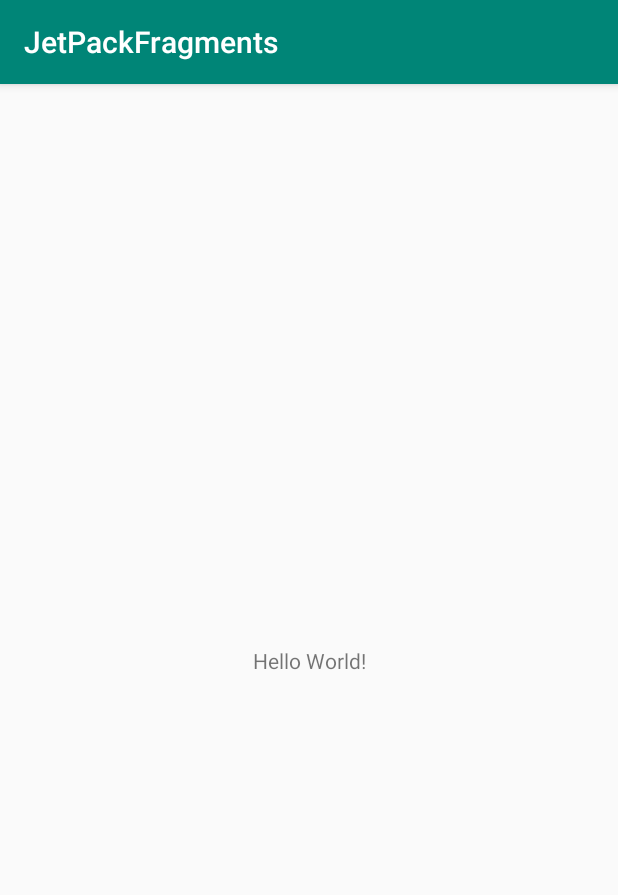
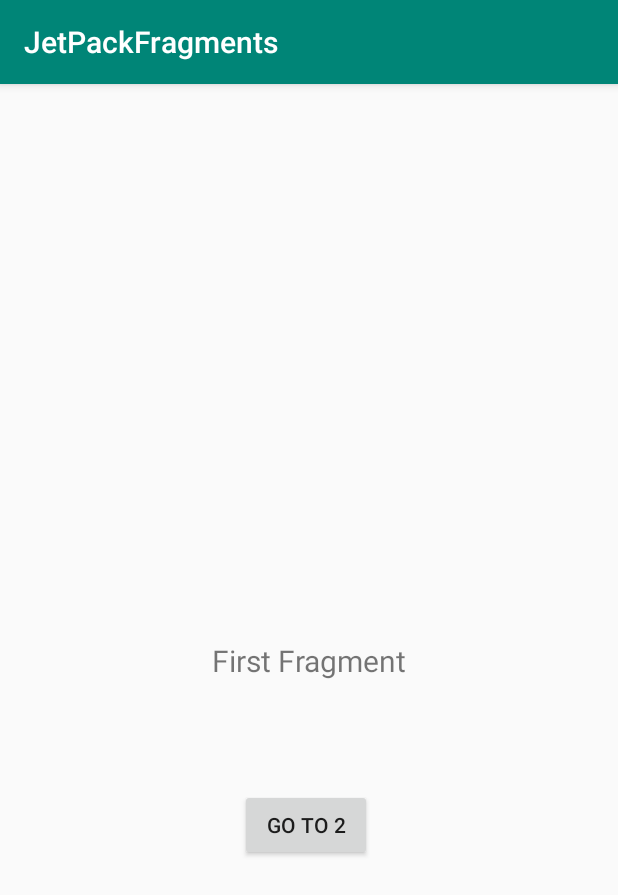
Before and after one commit to tagorekommineni9/JetPackFragments, an Android app: the screen it shows after launch (MainActivity), on a phone screen of 412 x 824 dp. Shown: the top 895 px of the screen. Run offline under Robolectric (Android 15) with nearby library versions, the phone set to English and light mode, and no system bars; 1 statement that could not run was skipped.

Commit message:
Fragments Added

```diff
--- /dev/null
+++ b/app/src/main/java/com/example/jetpackfragments/FirstFragment.java
@@ -0,0 +1,58 @@
+package com.example.jetpackfragments;
+
+import android.content.Context;
+import android.net.Uri;
+import android.os.Bundle;
+
+import androidx.annotation.NonNull;
+import androidx.annotation.Nullable;
+import androidx.fragment.app.Fragment;
+import androidx.navigation.NavController;
+import androidx.navigation.Navigation;
+
+import android.view.LayoutInflater;
+import android.view.View;
+import android.view.ViewGroup;
+import android.widget.Button;
+
+
+public class FirstFragment extends Fragment {
+    Button btn_go;
+    private NavController navController;
+
+    public FirstFragment() {
+
+    }
+
+
+    @Override
+    public void onViewCreated(@NonNull View view, @Nullable Bundle savedInstanceState) {
+        super.onViewCreated(view, savedInstanceState);
+        navController = Navigation.findNavController(getActivity(),R.id.nav_host_fragment);
+
+        btn_go  = view.findViewById(R.id.btn_first);
+        btn_go.setOnClickListener(new View.OnClickListener() {
+            @Override
+            public void onClick(View v) {
+                navController.navigate(R.id.secondFragment);
+            }
+        });
+    }
+
+    @Override
+    public View onCreateView(LayoutInflater inflater, ViewGroup container,
+                             Bundle savedInstanceState) {
+
+        return inflater.inflate(R.layout.fragment_first, container, false);
+    }
+
+
+
+
+    @Override
+    public void onAttach(Context context) {
+        super.onAttach(context);
+
+    }
+
+}
--- a/app/src/main/java/com/example/jetpackfragments/MainActivity.java
+++ b/app/src/main/java/com/example/jetpackfragments/MainActivity.java
@@ -10,5 +10,8 @@ public class MainActivity extends AppCompatActivity {
     protected void onCreate(Bundle savedInstanceState) {
         super.onCreate(savedInstanceState);
         setContentView(R.layout.activity_main);
+
+        //Test 2
+
     }
 }
--- a/app/src/main/res/layout/activity_main.xml
+++ b/app/src/main/res/layout/activity_main.xml
@@ -6,13 +6,13 @@
     android:layout_height="match_parent"
     tools:context=".MainActivity">
 
-    <TextView
-        android:layout_width="wrap_content"
-        android:layout_height="wrap_content"
-        android:text="Hello World!"
-        app:layout_constraintBottom_toBottomOf="parent"
-        app:layout_constraintLeft_toLeftOf="parent"
-        app:layout_constraintRight_toRightOf="parent"
-        app:layout_constraintTop_toTopOf="parent" />
+    <fragment
+        android:layout_width="match_parent"
+        android:layout_height="match_parent"
+        android:id="@+id/nav_host_fragment"
+        android:name="androidx.navigation.fragment.NavHostFragment"
+        app:defaultNavHost="true"
+        app:navGraph="@navigation/navigationgraph"
+        />
 
 </androidx.constraintlayout.widget.ConstraintLayout>
--- /dev/null
+++ b/app/src/main/res/layout/fragment_first.xml
@@ -0,0 +1,40 @@
+<?xml version="1.0" encoding="utf-8"?>
+<androidx.constraintlayout.widget.ConstraintLayout
+    xmlns:android="http://schemas.android.com/apk/res/android"
+    xmlns:tools="http://schemas.android.com/tools"
+    android:layout_width="match_parent"
+    android:layout_height="match_parent"
+    xmlns:app="http://schemas.android.com/apk/res-auto"
+    tools:context=".FirstFragment">
+
+    <!-- TODO: Update blank fragment layout -->
+    <TextView
+        android:id="@+id/blankFragment"
+        android:layout_width="wrap_content"
+        android:layout_height="wrap_content"
+        android:text="First Fragment"
+        android:textSize="20sp"
+
+
+        app:layout_constraintBottom_toBottomOf="parent"
+        app:layout_constraintTop_toTopOf="parent"
+        app:layout_constraintEnd_toEndOf="parent"
+        app:layout_constraintStart_toStartOf="parent"
+        ></TextView>
+
+
+    <Button
+        android:id="@+id/btn_first"
+        android:layout_width="wrap_content"
+        android:layout_height="wrap_content"
+        android:layout_margin="72dp"
+        android:text="Go to 2"
+
+        app:layout_constraintEnd_toEndOf="parent"
+        app:layout_constraintHorizontal_bias="0.49"
+        app:layout_constraintStart_toStartOf="parent"
+        app:layout_constraintTop_toBottomOf="@+id/blankFragment"
+
+        >/</Button>
+
+</androidx.constraintlayout.widget.ConstraintLayout>
--- /dev/null
+++ b/app/src/main/res/navigation/navigationgraph.xml
@@ -0,0 +1,18 @@
+<?xml version="1.0" encoding="utf-8"?>
+<navigation xmlns:android="http://schemas.android.com/apk/res/android"
+    xmlns:app="http://schemas.android.com/apk/res-auto"
+    xmlns:tools="http://schemas.android.com/tools"
+    android:id="@+id/navigationgraph"
+    app:startDestination="@id/firstFragment">
+
+    <fragment
+        android:id="@+id/firstFragment"
+        android:name="com.example.jetpackfragments.FirstFragment"
+        android:label="fragment_first"
+        tools:layout="@layout/fragment_first" />
+    <fragment
+        android:id="@+id/secondFragment"
+        android:name="com.example.jetpackfragments.SecondFragment"
+        android:label="fragment_second"
+        tools:layout="@layout/fragment_second" />
+</navigation>
--- a/app/src/main/res/values/strings.xml
+++ b/app/src/main/res/values/strings.xml
@@ -1,3 +1,6 @@
 <resources>
     <string name="app_name">JetPackFragments</string>
+
+    <!-- TODO: Remove or change this placeholder text -->
+    <string name="hello_blank_fragment">Hello blank fragment</string>
 </resources>
```
Also changed, not shown: app/build.gradle (+10 -0 lines), app/src/main/java/com/example/jetpackfragments/SecondFragment.java (added, +62 -0 lines), app/src/main/res/layout/fragment_second.xml (added, +38 -0 lines).
